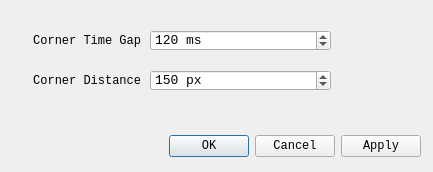
Qt form settingdialog.ui (MrBeanCpp/CursorFinder) before a commit.
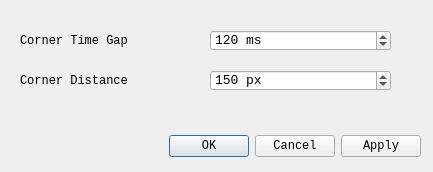
The same form after that commit.

Commit message: update settingdialog.ui. 微调样式

What changed in the file:
```diff
--- a/settingdialog.ui
+++ b/settingdialog.ui
@@ -37,7 +37,7 @@
   <widget class="QSpinBox" name="spin_gap">
    <property name="geometry">
     <rect>
-     <x>150</x>
+     <x>210</x>
      <y>30</y>
      <width>181</width>
      <height>21</height>
@@ -68,7 +68,7 @@
   <widget class="QSpinBox" name="spin_dist">
    <property name="geometry">
     <rect>
-     <x>150</x>
+     <x>210</x>
      <y>70</y>
      <width>181</width>
      <height>21</height>
@@ -102,7 +102,7 @@
   <widget class="QLabel" name="label">
    <property name="geometry">
     <rect>
-     <x>30</x>
+     <x>20</x>
      <y>30</y>
      <width>111</width>
      <height>21</height>
@@ -120,7 +120,7 @@
     <string>Corner Time Gap</string>
    </property>
    <property name="alignment">
-    <set>Qt::AlignRight|Qt::AlignTrailing|Qt::AlignVCenter</set>
+    <set>Qt::AlignLeading|Qt::AlignLeft|Qt::AlignVCenter</set>
    </property>
   </widget>
   <widget class="QLabel" name="label_2">
@@ -144,7 +144,7 @@
     <string>Corner Distance</string>
    </property>
    <property name="alignment">
-    <set>Qt::AlignRight|Qt::AlignTrailing|Qt::AlignVCenter</set>
+    <set>Qt::AlignLeading|Qt::AlignLeft|Qt::AlignVCenter</set>
    </property>
   </widget>
  </widget>
```
